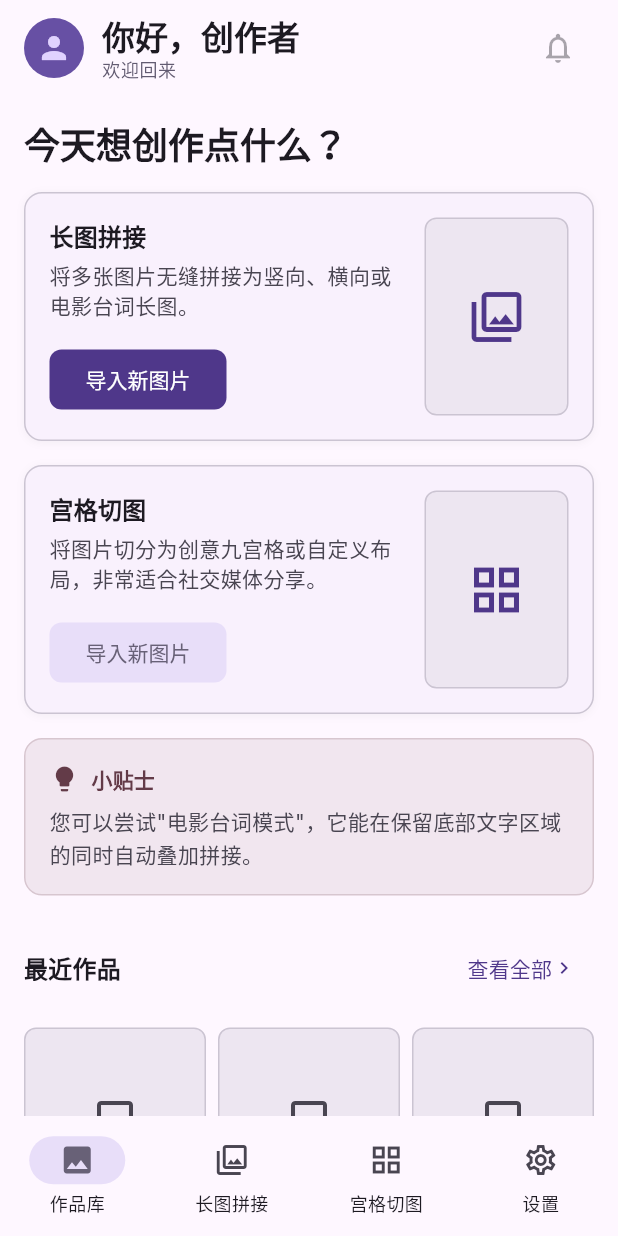
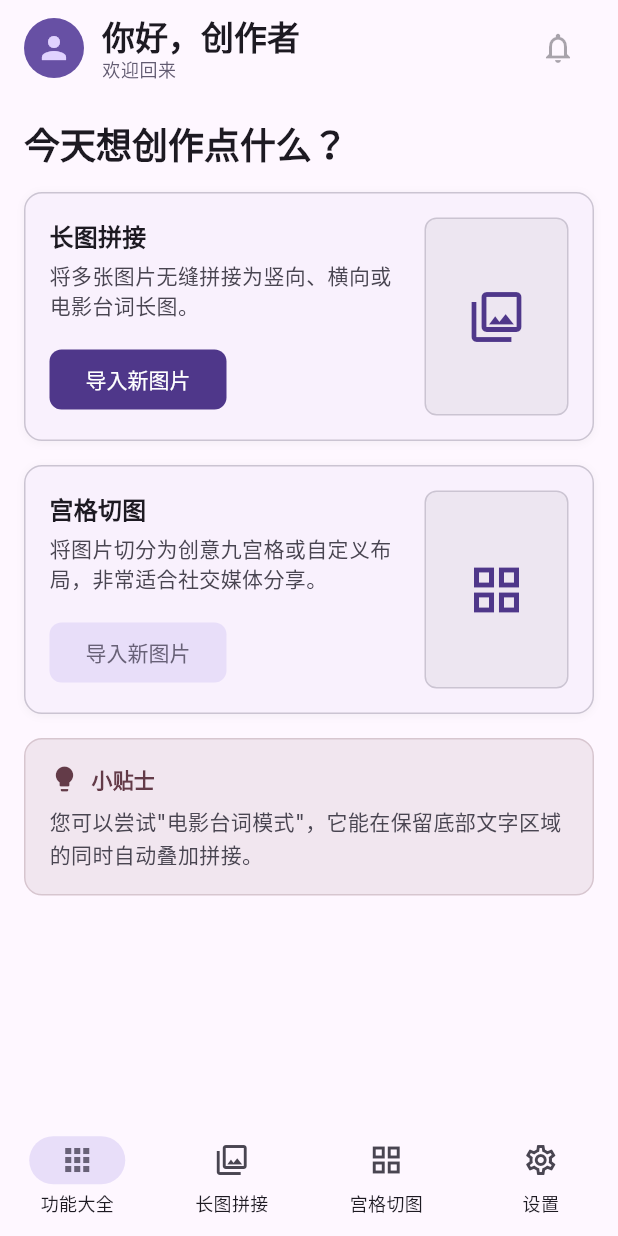
Before and after one commit to RebornQ/fl_picraft, a Flutter app: the screen it shows after launch, on a phone screen of 412 x 824 dp. Run offline on Flutter 3.47's test engine with Material 3 defaults, Android fonts, the light colour scheme and no system bars; our stand-ins replace file_picker, flutter_riverpod, go_router, google_fonts, image_picker, reorderables and 1 more; missing offline and left inert: dart:js_interop, gal, super_clipboard, super_drag_and_drop.

Commit message:
feat(home): rename works tab to 功能大全 and remove recent works section
- bottom_nav_bar.dart: tab[0] label 作品库 → 功能大全, icon image → apps
- home_screen.dart: 移除"最近作品" section (标题 + 查看全部 + RecentWorksGrid)、import 与 recentWorksColumns switch、doc-comment 响应式表格列
- router.dart: doc-comment 文案同步
- 删除 recent_works_grid.dart 占位 widget (无其他引用)
- 更新 app_shell_test.dart 3 处 nav 断言、home_screen_responsive_test.dart 删除 RecentWorks 用例

Refs .trellis/tasks/05-16-rename-works-to-feature-hub/

```diff
--- a/lib/app/router.dart
+++ b/lib/app/router.dart
@@ -34,7 +34,7 @@ final GlobalKey<NavigatorState> _settingsNavigatorKey =
 /// Application-wide [GoRouter] configuration.
 ///
 /// Topology: one [StatefulShellRoute.indexedStack] hosting the four
-/// top-level tabs (作品库 / 长图拼接 / 宫格切图 / 设置), plus a sibling
+/// top-level tabs (功能大全 / 长图拼接 / 宫格切图 / 设置), plus a sibling
 /// root-level [GoRoute] for `/export` which is intentionally outside the
 /// shell so it covers the bottom nav while editing.
 ///
--- a/lib/core/widgets/bottom_nav_bar.dart
+++ b/lib/core/widgets/bottom_nav_bar.dart
@@ -41,9 +41,9 @@ class AppBottomNavBar extends StatelessWidget {
   /// keep the two in sync when adding / reordering tabs.
   static const List<AppNavDestination> destinations = [
     AppNavDestination(
-      label: '作品库',
-      icon: Icons.image_outlined,
-      selectedIcon: Icons.image,
+      label: '功能大全',
+      icon: Icons.apps_outlined,
+      selectedIcon: Icons.apps,
       location: '/',
     ),
     AppNavDestination(
--- a/lib/features/home/presentation/screens/home_screen.dart
+++ b/lib/features/home/presentation/screens/home_screen.dart
@@ -4,22 +4,21 @@ import 'package:go_router/go_router.dart';
 
 import '../../../../core/constants/breakpoints.dart';
 import '../widgets/feature_card.dart';
-import '../widgets/recent_works_grid.dart';
 import '../widgets/tips_banner.dart';
 
 /// Top-level home screen mounted at `/`.
 ///
 /// Layout matches `_1_首页/code.html`: greeting header, two creative entry
-/// cards (long stitch + grid split), tips banner, and a recent works grid.
+/// cards (long stitch + grid split), and a tips banner.
 ///
 /// Responsive behavior (driven by [windowSizeClassOf]):
 ///
-/// | size class | feature cards | recent works grid |
-/// |------------|---------------|-------------------|
-/// | compact    | 1 column stacked | 3 columns         |
-/// | medium     | 2 columns side-by-side | 3 columns         |
-/// | expanded   | 2 columns side-by-side | 4 columns         |
-/// | large      | 2 columns side-by-side | 4 columns         |
+/// | size class | feature cards |
+/// |------------|---------------|
+/// | compact    | 1 column stacked |
+/// | medium     | 2 columns side-by-side |
+/// | expanded   | 2 columns side-by-side |
+/// | large      | 2 columns side-by-side |
 ///
 /// The body fills the available width on every size class — there is no
 /// outer `maxContentWidth` cap, so the page tracks the window width on
@@ -46,10 +45,6 @@ class _HomeBody extends StatelessWidget {
     final textTheme = Theme.of(context).textTheme;
     final sizeClass = windowSizeClassOf(context);
     final isCompact = sizeClass == WindowSizeClass.compact;
-    final recentWorksColumns = switch (sizeClass) {
-      WindowSizeClass.compact || WindowSizeClass.medium => 3,
-      WindowSizeClass.expanded || WindowSizeClass.large => 4,
-    };
 
     return ListView(
       padding: const EdgeInsets.only(bottom: 24),
@@ -123,48 +118,6 @@ class _HomeBody extends StatelessWidget {
           padding: EdgeInsets.symmetric(horizontal: 16),
           child: TipsBanner(message: '您可以尝试"电影台词模式"，它能在保留底部文字区域的同时自动叠加拼接。'),
         ),
-        const SizedBox(height: 24),
-        // Recent works header.
-        Padding(
-          padding: const EdgeInsets.fromLTRB(16, 0, 16, 16),
-          child: Row(
-            mainAxisAlignment: MainAxisAlignment.spaceBetween,
-            children: [
-              Text(
-                '最近作品',
-                style: textTheme.titleMedium?.copyWith(
-                  fontWeight: FontWeight.bold,
-                  color: colorScheme.onSurface,
-                ),
-              ),
-              TextButton(
-                // The full works library is not part of the MVP — keep
-                // the visual affordance but render it disabled so the
-                // empty handler doesn't look like a bug.
-                onPressed: null,
-                child: Row(
-                  children: [
-                    Text(
-                      '查看全部',
-                      style: textTheme.labelLarge?.copyWith(
-                        color: colorScheme.primary,
-                      ),
-                    ),
-                    Icon(
-                      Icons.chevron_right,
-                      size: 16,
-                      color: colorScheme.primary,
-                    ),
-                  ],
-                ),
-              ),
-            ],
-          ),
-        ),
-        Padding(
-          padding: const EdgeInsets.symmetric(horizontal: 16),
-          child: RecentWorksGrid(crossAxisCount: recentWorksColumns),
-        ),
       ],
     );
   }
--- a/lib/features/home/presentation/widgets/recent_works_grid.dart
+++ /dev/null
@@ -1,52 +0,0 @@
-import 'package:flutter/material.dart';
-
-/// Responsive grid of recent works thumbnails used on the Home screen.
-///
-/// Currently renders [count] placeholder tiles; once the works library is
-/// implemented this will be wired to a Riverpod provider exposing real
-/// thumbnails. The Home screen drives [crossAxisCount] from
-/// `windowSizeClassOf(context)` so tablet / desktop windows fit more
-/// thumbnails per row.
-class RecentWorksGrid extends StatelessWidget {
-  const RecentWorksGrid({super.key, this.count, this.crossAxisCount = 3});
-
-  /// Number of placeholder tiles to render. Defaults to a multiple of
-  /// [crossAxisCount] so rows stay aligned at any size class.
-  final int? count;
-
-  /// How many tiles per row. Driven by the parent screen's responsive
-  /// breakpoint logic.
-  final int crossAxisCount;
-
-  @override
-  Widget build(BuildContext context) {
-    final colorScheme = Theme.of(context).colorScheme;
-    final tileCount = count ?? crossAxisCount;
-
-    return GridView.builder(
-      shrinkWrap: true,
-      physics: const NeverScrollableScrollPhysics(),
-      itemCount: tileCount,
-      gridDelegate: SliverGridDelegateWithFixedCrossAxisCount(
-        crossAxisCount: crossAxisCount,
-        mainAxisSpacing: 8,
-        crossAxisSpacing: 8,
-        childAspectRatio: 1,
-      ),
-      itemBuilder: (context, index) {
-        return Container(
-          decoration: BoxDecoration(
-            color: colorScheme.surfaceContainerHigh,
-            borderRadius: BorderRadius.circular(8),
-            border: Border.all(color: colorScheme.outlineVariant),
-          ),
-          child: Icon(
-            Icons.image_outlined,
-            size: 32,
-            color: colorScheme.onSurfaceVariant,
-          ),
-        );
-      },
-    );
-  }
-}
```
Also changed, not shown: 2 other files.
